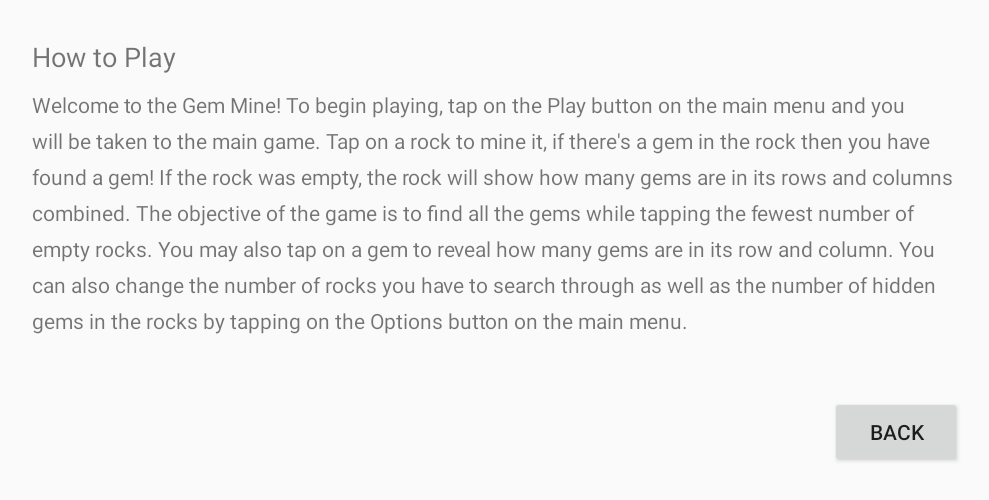
After one commit to jevidin/GemMine, an Android app: the HelpActivity screen opened directly, with no data from a screen before it, on a phone screen of 824 x 412 dp (held sideways). The commit adds this screen. Shown: the top 500 px of the screen, without its empty margins (13-1002 px from the left). Run offline under Robolectric (Android 15) with nearby library versions, the phone set to English and light mode, and no system bars.

Commit message:
Help page added

```diff
--- a/app/src/main/AndroidManifest.xml
+++ b/app/src/main/AndroidManifest.xml
@@ -9,7 +9,11 @@
         android:roundIcon="@mipmap/ic_launcher_round"
         android:supportsRtl="true"
         android:theme="@style/AppTheme">
-        <activity android:name=".OptionsActivity"
+        <activity android:name=".HelpActivity"
+            android:screenOrientation="landscape">
+        </activity>
+        <activity
+            android:name=".OptionsActivity"
             android:screenOrientation="landscape">
 
         </activity>
--- /dev/null
+++ b/app/src/main/java/com/example/assignment3/HelpActivity.java
@@ -0,0 +1,27 @@
+package com.example.assignment3;
+
+import androidx.appcompat.app.AppCompatActivity;
+
+import android.os.Bundle;
+import android.view.View;
+import android.widget.Button;
+
+public class HelpActivity extends AppCompatActivity {
+
+    @Override
+    protected void onCreate(Bundle savedInstanceState) {
+        super.onCreate(savedInstanceState);
+        setContentView(R.layout.activity_help);
+        setupBackButton();
+    }
+
+    private void setupBackButton() {
+        Button btn = findViewById(R.id.btn_back);
+        btn.setOnClickListener(new View.OnClickListener() {
+            @Override
+            public void onClick(View v) {
+                finish();
+            }
+        });
+    }
+}
--- a/app/src/main/java/com/example/assignment3/MainActivity.java
+++ b/app/src/main/java/com/example/assignment3/MainActivity.java
@@ -1,6 +1,7 @@
 package com.example.assignment3;
 
 import androidx.appcompat.app.AppCompatActivity;
+import androidx.fragment.app.FragmentManager;
 
 import android.content.Intent;
 import android.content.res.Resources;
@@ -20,7 +21,7 @@ public class MainActivity extends AppCompatActivity {
         setContentView(R.layout.activity_main);
         setupPlayButton();
         setupOptionsButton();
-
+        setupHelpButton();
     }
 
     private void setupOptionsButton() {
@@ -50,4 +51,15 @@ public class MainActivity extends AppCompatActivity {
             }
         });
     }
+
+    private void setupHelpButton(){
+        Button btn = findViewById(R.id.btn_help);
+        btn.setOnClickListener(new View.OnClickListener() {
+            @Override
+            public void onClick(View v) {
+                Intent intent = new Intent(MainActivity.this, HelpActivity.class);
+                startActivity(intent);
+            }
+        });
+    }
 }
--- /dev/null
+++ b/app/src/main/res/layout/activity_help.xml
@@ -0,0 +1,39 @@
+<?xml version="1.0" encoding="utf-8"?>
+<androidx.constraintlayout.widget.ConstraintLayout xmlns:android="http://schemas.android.com/apk/res/android"
+    xmlns:app="http://schemas.android.com/apk/res-auto"
+    xmlns:tools="http://schemas.android.com/tools"
+    android:layout_width="match_parent"
+    android:layout_height="match_parent"
+    tools:context=".HelpActivity">
+
+    <TextView
+        android:id="@+id/help_text"
+        android:layout_width="620dp"
+        android:layout_height="184dp"
+        android:layout_marginTop="10dp"
+        android:lineSpacingExtra="8sp"
+        android:text="Welcome to the Gem Mine! To begin playing, tap on the Play button on the main menu and you will be taken to the main game. Tap on a rock to mine it, if there's a gem in the rock then you have found a gem! If the rock was empty, the rock will show how many gems are in its rows and columns combined. The objective of the game is to find all the gems while tapping the fewest number of empty rocks. You may also tap on a gem to reveal how many gems are in its row and column. You can also change the number of rocks you have to search through as well as the number of hidden gems in the rocks by tapping on the Options button on the main menu."
+        android:textSize="14sp"
+        app:layout_constraintStart_toStartOf="@+id/txt_how_to_play"
+        app:layout_constraintTop_toBottomOf="@+id/txt_how_to_play" />
+
+    <TextView
+        android:id="@+id/txt_how_to_play"
+        android:layout_width="wrap_content"
+        android:layout_height="wrap_content"
+        android:layout_marginStart="30dp"
+        android:layout_marginTop="25dp"
+        android:text="How to Play"
+        android:textSize="18sp"
+        app:layout_constraintStart_toStartOf="parent"
+        app:layout_constraintTop_toTopOf="parent" />
+
+    <Button
+        android:id="@+id/btn_back"
+        android:layout_width="wrap_content"
+        android:layout_height="wrap_content"
+        android:layout_marginTop="20dp"
+        android:text="back"
+        app:layout_constraintEnd_toEndOf="@+id/help_text"
+        app:layout_constraintTop_toBottomOf="@+id/help_text" />
+</androidx.constraintlayout.widget.ConstraintLayout>
```
